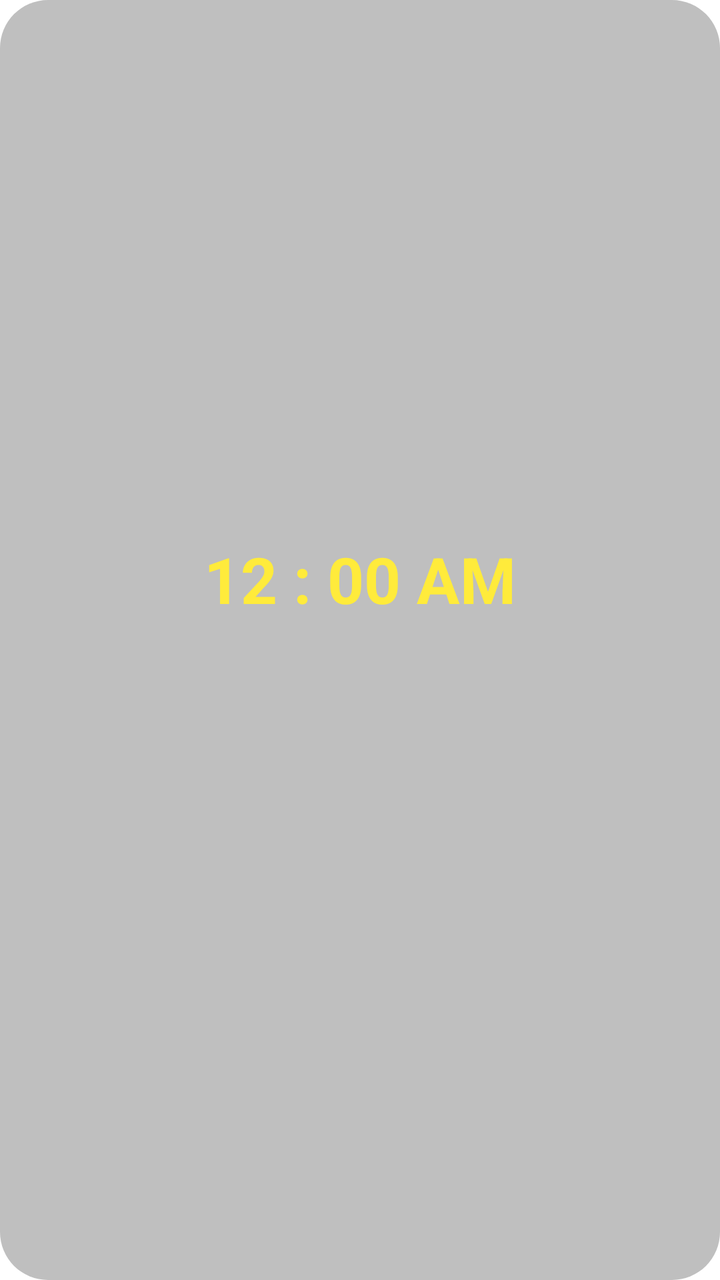
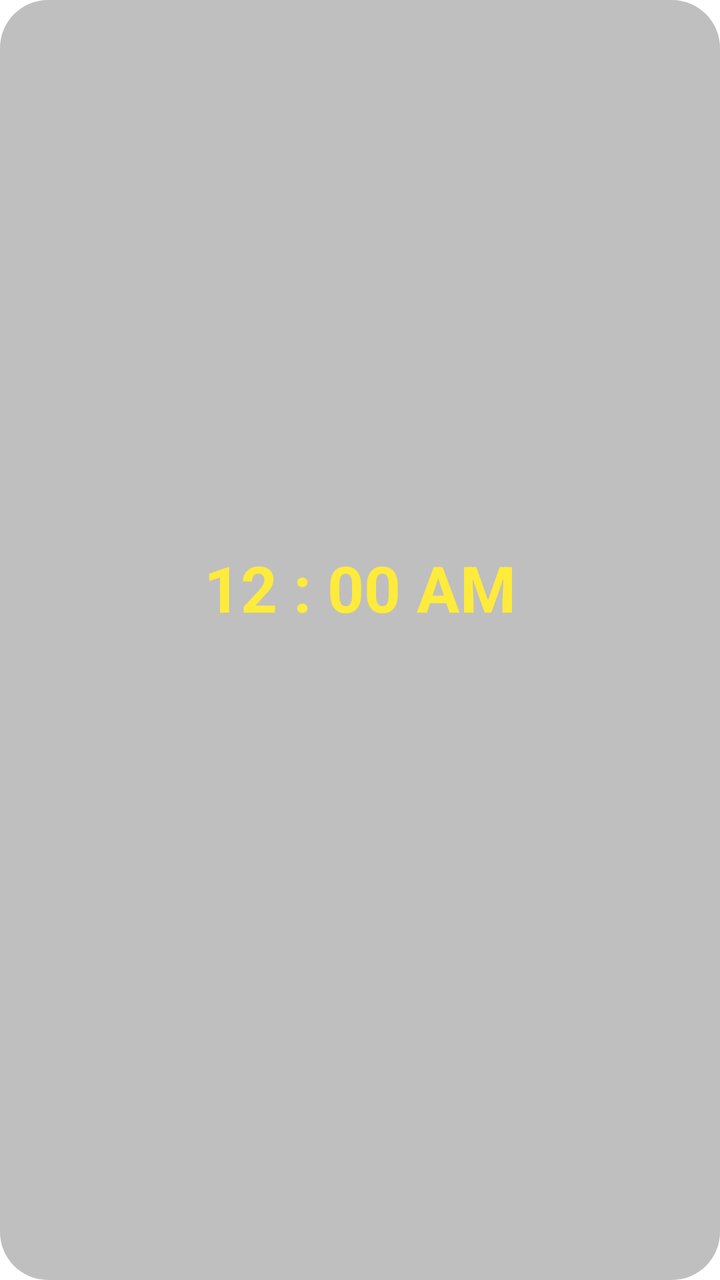

Screens rendered from an Android XML layout before and after an edit, with the pre-edit source and the edit as a unified diff.
<!-- AndroidManifest.xml: application theme Theme.MaterialComponents.DayNight.NoActionBar -->
<!-- res/layout/widget_tamil_clock.xml -->
<?xml version="1.0" encoding="utf-8"?>
<LinearLayout xmlns:android="http://schemas.android.com/apk/res/android"
    android:id="@+id/widget_root"
    android:layout_width="match_parent"
    android:layout_height="match_parent"
    android:orientation="vertical"
    android:gravity="center"
    android:padding="16dp"
    android:background="@drawable/widget_background">

    <TextClock
        android:id="@+id/widget_text_clock"
        android:layout_width="wrap_content"
        android:layout_height="wrap_content"
        android:format12Hour="hh : mm a"
        android:format24Hour="HH : mm"
        android:textSize="32sp"
        android:textStyle="bold"
        android:textColor="#FFEB3B" />

    <TextView
        android:id="@+id/tv_gregorian_date"
        android:layout_width="wrap_content"
        android:layout_height="wrap_content"
        android:layout_marginTop="8dp"
        android:textSize="18sp"
        android:textColor="#FFEB3B" />

    <TextView
        android:id="@+id/tv_tamil_date"
        android:layout_width="wrap_content"
        android:layout_height="wrap_content"
        android:layout_marginTop="4dp"
        android:textSize="18sp"
        android:textStyle="bold"
        android:textColor="#FFEB3B" />
</LinearLayout>
<!-- resources referenced by this layout -->
<resources>
  <!-- drawable widget_background (drawable) -->
  <?xml version="1.0" encoding="utf-8"?>
  <shape xmlns:android="http://schemas.android.com/apk/res/android"
      android:shape="rectangle">
      <corners android:radius="24dp" />
      <solid android:color="#40000000" />
  </shape>
</resources>

<!-- the commit's change to res/layout/widget_tamil_clock.xml (unified diff, before → after) -->
@@ -5,7 +5,7 @@
     android:layout_height="match_parent"
     android:orientation="vertical"
     android:gravity="center"
-    android:padding="16dp"
+    android:padding="@dimen/widget_padding"
     android:background="@drawable/widget_background">
 
     <TextClock
@@ -14,7 +14,7 @@
         android:layout_height="wrap_content"
         android:format12Hour="hh : mm a"
         android:format24Hour="HH : mm"
-        android:textSize="32sp"
+        android:textSize="@dimen/clock_text_size"
         android:textStyle="bold"
         android:textColor="#FFEB3B" />
 
@@ -22,16 +22,16 @@
         android:id="@+id/tv_gregorian_date"
         android:layout_width="wrap_content"
         android:layout_height="wrap_content"
-        android:layout_marginTop="8dp"
-        android:textSize="18sp"
+        android:layout_marginTop="6dp"
+        android:textSize="@dimen/date_text_size"
         android:textColor="#FFEB3B" />
 
     <TextView
         android:id="@+id/tv_tamil_date"
         android:layout_width="wrap_content"
         android:layout_height="wrap_content"
-        android:layout_marginTop="4dp"
-        android:textSize="18sp"
+        android:layout_marginTop="2dp"
+        android:textSize="@dimen/tamil_date_text_size"
         android:textStyle="bold"
         android:textColor="#FFEB3B" />
 </LinearLayout>
<!-- resource entries referenced after the edit -->
@@ -1,5 +1,9 @@
 <!-- resources referenced by this layout -->
 <resources>
+  <dimen name="clock_text_size">32sp</dimen>
+  <dimen name="date_text_size">16sp</dimen>
+  <dimen name="tamil_date_text_size">17sp</dimen>
+  <dimen name="widget_padding">14dp</dimen>
   <!-- drawable widget_background (drawable) -->
   <?xml version="1.0" encoding="utf-8"?>
   <shape xmlns:android="http://schemas.android.com/apk/res/android"
